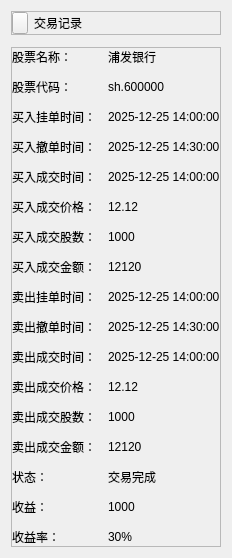
The window that src/gui/qt_widgets/MComponents/review/DemoTradingRecordWidget.ui (Daydreamer-AI/KLineReview) describes before a commit, drawn with Qt 5.
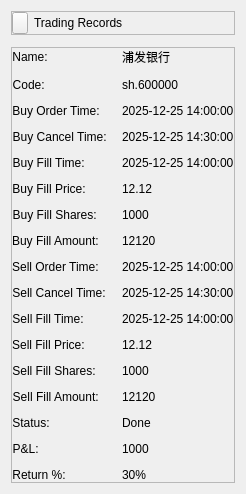
The same window after the commit. Custom widgets are drawn as their Qt base class.

```diff
--- a/src/gui/qt_widgets/MComponents/review/DemoTradingRecordWidget.ui
+++ b/src/gui/qt_widgets/MComponents/review/DemoTradingRecordWidget.ui
@@ -72,7 +72,7 @@
       <item>
        <widget class="BodyLabel" name="label">
         <property name="text">
-         <string>交易记录</string>
+         <string>Trading Records</string>
         </property>
        </widget>
       </item>
@@ -109,7 +109,7 @@
       <item row="0" column="0">
        <widget class="BodyLabel" name="label_title_name">
         <property name="text">
-         <string>股票名称：</string>
+         <string>Name: </string>
         </property>
         <property name="alignment">
          <set>Qt::AlignRight|Qt::AlignTrailing|Qt::AlignVCenter</set>
@@ -126,7 +126,7 @@
       <item row="1" column="0">
        <widget class="BodyLabel" name="label_title_code">
         <property name="text">
-         <string>股票代码：</string>
+         <string>Code: </string>
         </property>
         <property name="alignment">
          <set>Qt::AlignRight|Qt::AlignTrailing|Qt::AlignVCenter</set>
@@ -143,7 +143,7 @@
       <item row="2" column="0">
        <widget class="BodyLabel" name="label_title_order_buy_time">
         <property name="text">
-         <string>买入挂单时间：</string>
+         <string>Buy Order Time: </string>
         </property>
         <property name="alignment">
          <set>Qt::AlignRight|Qt::AlignTrailing|Qt::AlignVCenter</set>
@@ -160,7 +160,7 @@
       <item row="3" column="0">
        <widget class="BodyLabel" name="label_title_order_buy_cancel_time">
         <property name="text">
-         <string>买入撤单时间：</string>
+         <string>Buy Cancel Time: </string>
         </property>
         <property name="alignment">
          <set>Qt::AlignRight|Qt::AlignTrailing|Qt::AlignVCenter</set>
@@ -177,7 +177,7 @@
       <item row="4" column="0">
        <widget class="BodyLabel" name="label_title_buy_time">
         <property name="text">
-         <string>买入成交时间：</string>
+         <string>Buy Fill Time: </string>
         </property>
         <property name="alignment">
          <set>Qt::AlignRight|Qt::AlignTrailing|Qt::AlignVCenter</set>
@@ -194,7 +194,7 @@
       <item row="5" column="0">
        <widget class="BodyLabel" name="label_title_buy_price">
         <property name="text">
-         <string>买入成交价格：</string>
+         <string>Buy Fill Price: </string>
         </property>
         <property name="alignment">
          <set>Qt::AlignRight|Qt::AlignTrailing|Qt::AlignVCenter</set>
@@ -211,7 +211,7 @@
       <item row="6" column="0">
        <widget class="BodyLabel" name="label_title_buy_count">
         <property name="text">
-         <string>买入成交股数：</string>
+         <string>Buy Fill Shares: </string>
         </property>
         <property name="alignment">
          <set>Qt::AlignRight|Qt::AlignTrailing|Qt::AlignVCenter</set>
@@ -228,7 +228,7 @@
       <item row="7" column="0">
        <widget class="BodyLabel" name="label_title_buy_amount">
         <property name="text">
-         <string>买入成交金额：</string>
+         <string>Buy Fill Amount: </string>
         </property>
         <property name="alignment">
          <set>Qt::AlignRight|Qt::AlignTrailing|Qt::AlignVCenter</set>
@@ -245,7 +245,7 @@
       <item row="8" column="0">
        <widget class="BodyLabel" name="label_title_order_sell_time">
         <property name="text">
-         <string>卖出挂单时间：</string>
+         <string>Sell Order Time: </string>
         </property>
         <property name="alignment">
          <set>Qt::AlignRight|Qt::AlignTrailing|Qt::AlignVCenter</set>
@@ -262,7 +262,7 @@
       <item row="9" column="0">
        <widget class="BodyLabel" name="label_title_order_sell_cancel_time">
         <property name="text">
-         <string>卖出撤单时间：</string>
+         <string>Sell Cancel Time: </string>
         </property>
         <property name="alignment">
          <set>Qt::AlignRight|Qt::AlignTrailing|Qt::AlignVCenter</set>
@@ -279,7 +279,7 @@
       <item row="10" column="0">
        <widget class="BodyLabel" name="label_title_sell_time">
         <property name="text">
-         <string>卖出成交时间：</string>
+         <string>Sell Fill Time: </string>
         </property>
         <property name="alignment">
          <set>Qt::AlignRight|Qt::AlignTrailing|Qt::AlignVCenter</set>
@@ -296,7 +296,7 @@
       <item row="11" column="0">
        <widget class="BodyLabel" name="label_title_sell_price">
         <property name="text">
-         <string>卖出成交价格：</string>
+         <string>Sell Fill Price: </string>
         </property>
         <property name="alignment">
          <set>Qt::AlignRight|Qt::AlignTrailing|Qt::AlignVCenter</set>
@@ -313,7 +313,7 @@
       <item row="12" column="0">
        <widget class="BodyLabel" name="label_title_sell_count">
         <property name="text">
-         <string>卖出成交股数：</string>
+         <string>Sell Fill Shares: </string>
         </property>
         <property name="alignment">
          <set>Qt::AlignRight|Qt::AlignTrailing|Qt::AlignVCenter</set>
@@ -330,7 +330,7 @@
       <item row="13" column="0">
        <widget class="BodyLabel" name="label_title_sell_amount">
         <property name="text">
-         <string>卖出成交金额：</string>
+         <string>Sell Fill Amount: </string>
         </property>
         <property name="alignment">
          <set>Qt::AlignRight|Qt::AlignTrailing|Qt::AlignVCenter</set>
@@ -347,7 +347,7 @@
       <item row="14" column="0">
        <widget class="BodyLabel" name="label_title_status">
         <property name="text">
-         <string>状态：</string>
+         <string>Status: </string>
         </property>
         <property name="alignment">
          <set>Qt::AlignRight|Qt::AlignTrailing|Qt::AlignVCenter</set>
@@ -357,14 +357,14 @@
       <item row="14" column="1">
        <widget class="BodyLabel" name="label_status">
         <property name="text">
-         <string>交易完成</string>
+         <string>Done</string>
         </property>
        </widget>
       </item>
       <item row="15" column="0">
        <widget class="BodyLabel" name="label_title_trading_income">
         <property name="text">
-         <string>收益：</string>
+         <string>P&amp;L: </string>
         </property>
         <property name="alignment">
          <set>Qt::AlignRight|Qt::AlignTrailing|Qt::AlignVCenter</set>
@@ -381,7 +381,7 @@
       <item row="16" column="0">
        <widget class="BodyLabel" name="label_title_trading_yield">
         <property name="text">
-         <string>收益率：</string>
+         <string>Return %: </string>
         </property>
         <property name="alignment">
          <set>Qt::AlignRight|Qt::AlignTrailing|Qt::AlignVCenter</set>
```
